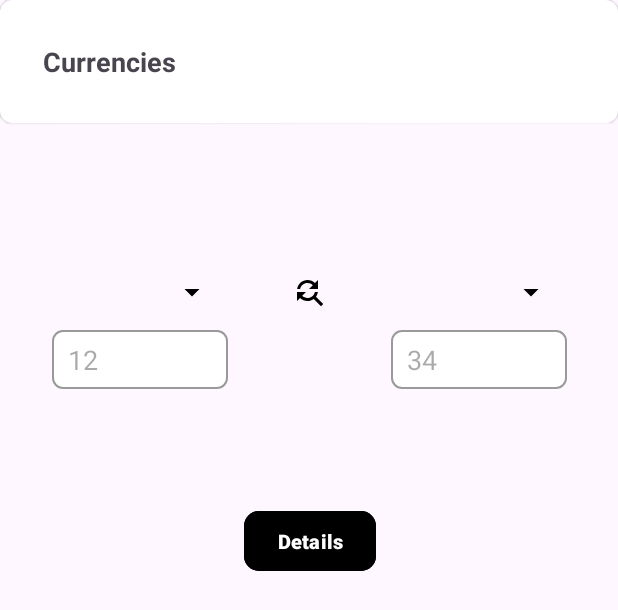
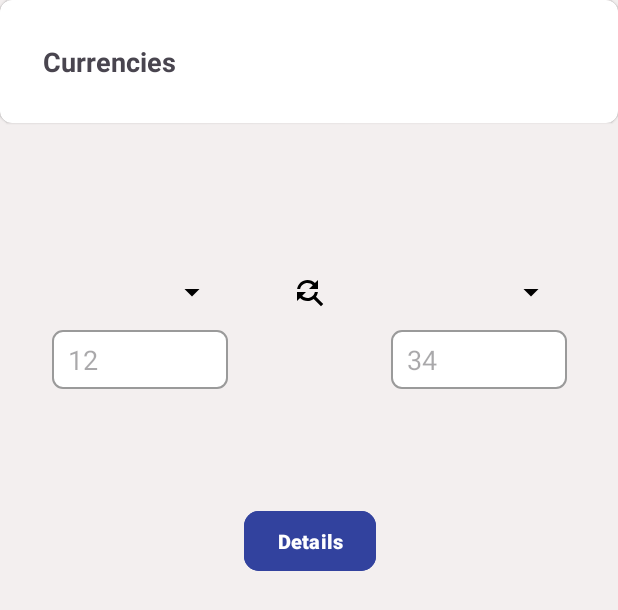
Before and after one commit to ahmedkhaled24/BMTask, an Android app: the layout fragment_currencies.xml on its own in the app's theme, with its tools: preview values and no code run, on a phone screen of 412 x 824 dp. Shown: the top 610 px of the screen. Run offline under Robolectric (Android 15) with nearby library versions, the phone set to English and light mode, and no system bars.

```diff
--- a/app/build.gradle
+++ b/app/build.gradle
@@ -80,4 +80,8 @@ dependencies {
 
     //gson
     implementation "com.google.code.gson:gson:2.9.0"
+
+    //SpinKitView
+    implementation 'com.github.ybq:Android-SpinKit:1.4.0'
+
 }
--- a/app/src/main/res/layout/fragment_currencies.xml
+++ b/app/src/main/res/layout/fragment_currencies.xml
@@ -5,6 +5,7 @@
     <androidx.constraintlayout.widget.ConstraintLayout
         android:layout_width="match_parent"
         android:layout_height="match_parent"
+        android:background="@color/white50"
         tools:context=".presentation.ui.CurrenciesFragment">
 
 
@@ -76,7 +77,7 @@
             android:layout_height="@dimen/_30sdp"
             android:layout_marginTop="@dimen/_10sdp"
             tools:hint="12"
-            android:inputType="number"
+            android:inputType="numberDecimal"
             android:paddingStart="@dimen/_8sdp"
             android:background="@drawable/background_field_currency"
             app:layout_constraintEnd_toEndOf="@+id/spinnerFromCurrency"
@@ -90,7 +91,7 @@
             android:layout_height="0dp"
             android:background="@drawable/background_field_currency"
             tools:hint="34"
-            android:inputType="number"
+            android:inputType="numberDecimal"
             android:paddingStart="@dimen/_8sdp"
             app:layout_constraintBottom_toBottomOf="@+id/editTextFromCurrency"
             app:layout_constraintEnd_toEndOf="@+id/spinnerToCurrency"
@@ -103,7 +104,7 @@
             android:layout_width="wrap_content"
             android:layout_height="wrap_content"
             android:background="@null"
-            android:backgroundTint="@color/black"
+            android:backgroundTint="@color/blue"
             android:paddingHorizontal="@dimen/_10sdp"
             android:text="@string/details"
             android:textSize="@dimen/_10sdp"
@@ -115,5 +116,11 @@
             app:layout_constraintTop_toBottomOf="@+id/editTextFromCurrency"
             app:layout_constraintVertical_bias="0.15" />
 
+
+        <include
+            android:id="@+id/progress"
+            layout="@layout/progress_layout"
+            android:visibility="gone"/>
+
     </androidx.constraintlayout.widget.ConstraintLayout>
 </layout>
--- a/app/src/main/res/values-night/themes.xml
+++ b/app/src/main/res/values-night/themes.xml
@@ -2,7 +2,7 @@
     <!-- Base application theme. -->
     <style name="Base.Theme.BMTask" parent="Theme.Material3.DayNight.NoActionBar">
         <!-- Customize your light theme here. -->
-         <item name="colorPrimary">@color/black</item>
+         <item name="colorPrimary">@color/blue</item>
     </style>
 
     <style name="Theme.BMTask" parent="Base.Theme.BMTask" />
--- a/app/src/main/res/values/colors.xml
+++ b/app/src/main/res/values/colors.xml
@@ -4,4 +4,5 @@
     <color name="white">#FFFFFFFF</color>
     <color name="blue">#32429E</color>
     <color name="grey">#9A9A9A</color>
+    <color name="white50">#F3EFEF</color>
 </resources>
--- a/app/src/main/res/values/themes.xml
+++ b/app/src/main/res/values/themes.xml
@@ -2,7 +2,7 @@
     <!-- Base application theme. -->
     <style name="Base.Theme.BMTask" parent="Theme.Material3.DayNight.NoActionBar">
         <!-- Customize your light theme here. -->
-         <item name="colorPrimary">@color/black</item>
+         <item name="colorPrimary">@color/blue</item>
     </style>
 
     <style name="Theme.BMTask" parent="Base.Theme.BMTask" />
--- a/settings.gradle
+++ b/settings.gradle
@@ -10,6 +10,7 @@ dependencyResolutionManagement {
     repositories {
         google()
         mavenCentral()
+        maven { url 'https://jitpack.io' }
     }
 }
 rootProject.name = "banqMisrTask"
```
Also changed, not shown: app/src/main/java/com/ahmedkhaled/banqmisrtask/presentation/ui/CurrenciesFragment.kt (+70 -43 lines), app/src/main/java/com/ahmedkhaled/banqmisrtask/utils/NumberProcessing.kt (added, +14 -0 lines), app/src/main/res/layout/progress_layout.xml (added, +25 -0 lines).
